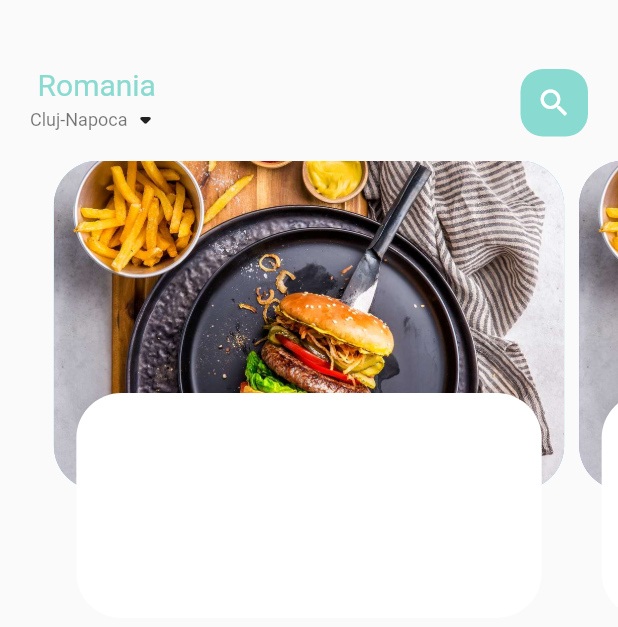
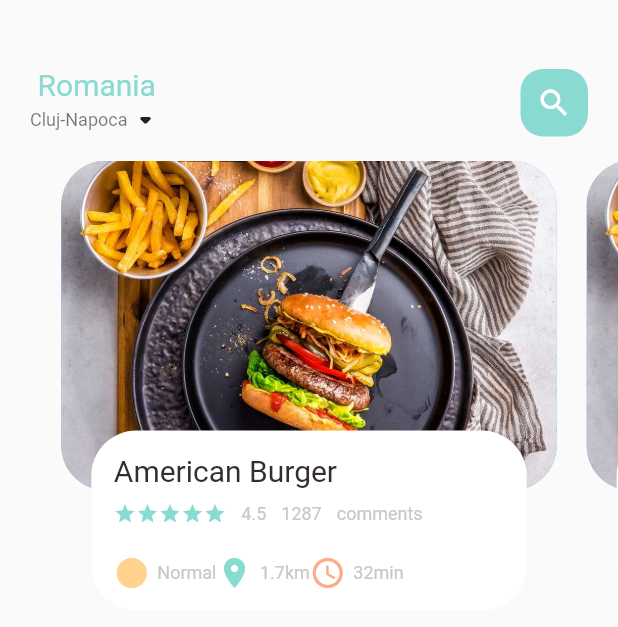
Before and after one commit to Seician/lucrare_licenta, a Flutter app: the screen it shows after launch, on a phone screen of 412 x 824 dp. Shown: the top 627 px of the screen. Run offline on Flutter 3.47's test engine with Material 2 defaults, Android fonts, the phone set to English and light mode, and no system bars; Roboto replaces fonts that are missing (OpenSans-Regular).

Commit message:
Adding icon_and_text widget

```diff
--- a/lib/home/food_page_body.dart
+++ b/lib/home/food_page_body.dart
@@ -1,5 +1,8 @@
 import 'package:flutter/material.dart';
 import 'package:flutter_complete_guide/utils/colors.dart';
+import 'package:flutter_complete_guide/widgets/big_text.dart';
+import 'package:flutter_complete_guide/widgets/icon_and_text_widget.dart';
+import 'package:flutter_complete_guide/widgets/small_text.dart';
 
 class FoodPageBody extends StatefulWidget {
   const FoodPageBody({super.key});
@@ -31,7 +34,7 @@ class _FoodPageBodyState extends State<FoodPageBody> {
     return Stack(children: [
       Container(
         height: 220,
-        margin: const EdgeInsets.only(left: 5, right: 5),
+        margin: const EdgeInsets.only(left: 10, right: 10),
         decoration: BoxDecoration(
             borderRadius: BorderRadius.circular(30),
             color: index.isEven ? const Color(0xFF69c5df) : Color(0xFF9294cc),
@@ -42,11 +45,68 @@ class _FoodPageBodyState extends State<FoodPageBody> {
       Align(
         alignment: Alignment.bottomCenter,
         child: Container(
-          height: 150,
-          margin: const EdgeInsets.only(left: 20, right: 20, bottom: 15),
+          height: 120,
+          margin: const EdgeInsets.only(left: 30, right: 30, bottom: 20),
           decoration: BoxDecoration(
             borderRadius: BorderRadius.circular(30),
             color: Colors.white,
+          ),
+          child: Container(
+            padding: const EdgeInsets.only(top: 15, left: 15, right: 15),
+            child:
+                Column(crossAxisAlignment: CrossAxisAlignment.start, children: [
+              BigText(text: "American Burger"),
+              const SizedBox(
+                height: 10,
+              ),
+              Row(
+                children: [
+                  Wrap(
+                    children: List.generate(
+                        5,
+                        (index) => const Icon(
+                              Icons.star,
+                              color: AppColors.mainColor,
+                              size: 15,
+                            )),
+                  ),
+                  const SizedBox(
+                    width: 10,
+                  ),
+                  SmallText(text: "4.5"),
+                  const SizedBox(
+                    width: 10,
+                  ),
+                  SmallText(text: "1287"),
+                  const SizedBox(
+                    width: 10,
+                  ),
+                  SmallText(text: "comments"),
+                ],
+              ),
+              const SizedBox(
+                height: 20,
+              ),
+              Row(
+                children: const [
+                  IconAndTextWidget(
+                    icon: Icons.circle_sharp,
+                    text: "Normal",
+                    iconColor: AppColors.iconColor1,
+                  ),
+                  IconAndTextWidget(
+                    icon: Icons.location_on,
+                    text: "1.7km",
+                    iconColor: AppColors.mainColor,
+                  ),
+                  IconAndTextWidget(
+                    icon: Icons.access_time_rounded,
+                    text: "32min",
+                    iconColor: AppColors.iconColor2,
+                  )
+                ],
+              )
+            ]),
           ),
         ),
       ),
--- /dev/null
+++ b/lib/widgets/icon_and_text_widget.dart
@@ -0,0 +1,25 @@
+import 'package:flutter/material.dart';
+import 'package:flutter_complete_guide/widgets/small_text.dart';
+
+class IconAndTextWidget extends StatelessWidget {
+  final IconData icon;
+  final String text;
+  final Color iconColor;
+
+  const IconAndTextWidget(
+      {super.key,
+      required this.icon,
+      required this.text,
+      required this.iconColor});
+
+  @override
+  Widget build(BuildContext context) {
+    return Row(
+      children: [
+        Icon(icon, color: iconColor,),
+        const SizedBox(width: 5,),
+        SmallText(text: text,)
+      ],
+    );
+  }
+}
```
